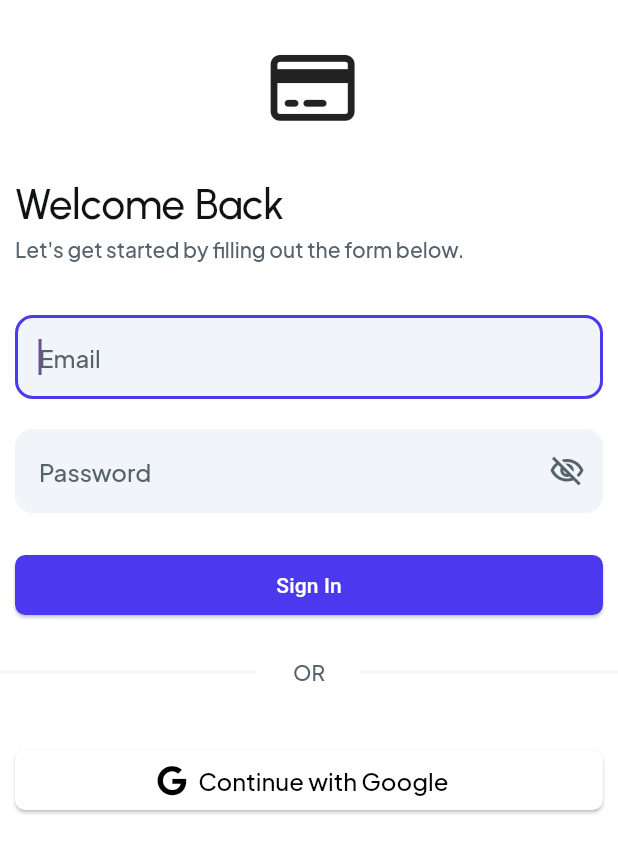
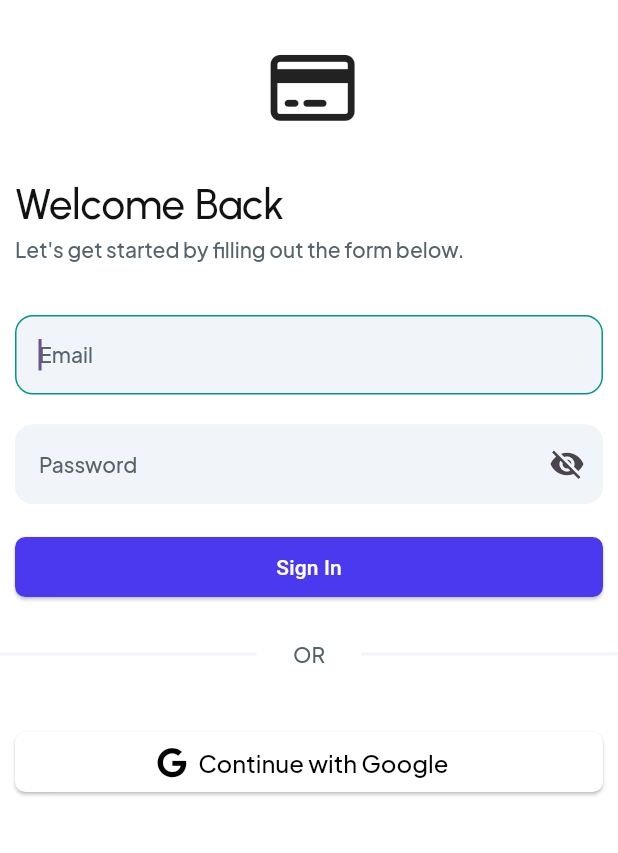
Before and after one commit to EmmAdu-Gyamfi/ecom_page_mother, a Flutter app: the SignUpPageWidget screen opened directly, on a phone screen of 412 x 824 dp. Shown: the top 853 px of the screen. Run offline on Flutter 3.47's test engine with Material 3 defaults, Android fonts, the phone set to English and light mode, and no system bars; our stand-ins replace cached_network_image, font_awesome_flutter, google_fonts.

Commit message:
Working on the changes in the loginPage

```diff
--- a/lib/global/theme.dart
+++ b/lib/global/theme.dart
@@ -3,12 +3,15 @@ import 'package:flutter/material.dart';
 import 'package:google_fonts/google_fonts.dart';
 
 class TextStyles {
+
+  //probably
   static final TextStyle textH6 = GoogleFonts.plusJakartaSans(
     color: Color(0xFF57636C),
     fontSize: 14,
     letterSpacing: 0,
     fontWeight: FontWeight.w500,
   );
+
 
 // static final TextStyle hintText =
 //=======
@@ -17,5 +20,7 @@ class TextStyles {
   static Color primary = Colors.teal;
   static Color secondary = Colors.grey[800]!;
   static Color bottonTextColor = Colors.white;
+  static Color textFieldBorderSide = Color(0xFFF1F4F8);
+  static Color textFieldFillColor = Color(0xFFF1F4F8);
   //>>>>>>> db0e651fbd453d45ace93a1f78c7064880f61d2e
   }
--- a/lib/global/typedef.dart
+++ b/lib/global/typedef.dart
@@ -2,4 +2,6 @@ class Types{
   //----------------------------------------------------------
   //comment
   static double navTextSmall = 15;
+  static double borderSideWidth = 5;
+  static double circularBorderRadius=10;
 }
--- a/lib/login/login.dart
+++ b/lib/login/login.dart
@@ -2,6 +2,8 @@ import 'package:flutter/material.dart';
 import 'package:font_awesome_flutter/font_awesome_flutter.dart';
 import 'package:google_fonts/google_fonts.dart';
 import 'package:page/global/theme.dart';
+
+import '../widget/textFormField.dart';
 
 class SignUpPageWidget extends StatefulWidget {
   const SignUpPageWidget({super.key});
@@ -70,81 +72,13 @@ class _SignUpPageWidgetState extends State<SignUpPageWidget> {
                   ),
                   Padding(
                     padding: EdgeInsetsDirectional.fromSTEB(10, 10, 10, 10),
-                    child: Container(
-                      width: double.infinity,
-                      child: regularTextFormField(hintText: "Email",),
-                    ),
+                    child: textFormField(hintText: "Email",textInputType: TextInputType.emailAddress, ),
                   ),
                   Padding(
-                    padding: EdgeInsetsDirectional.fromSTEB(10, 10, 10, 16),
-                    child: Container(
-                      width: double.infinity,
-                      child: TextFormField(
-                        autofocus: true,
-                        autofillHints: [AutofillHints.email],
-                        obscureText: false,
-                        decoration: InputDecoration(
-                          suffixIcon: InkWell(
-                            focusNode: FocusNode(skipTraversal: true),
-                            child: GestureDetector(
+                    padding: EdgeInsetsDirectional.fromSTEB(10, 10, 10, 10),
+                    child: textFormField(hintText: "Password",activatePasswordField: true, ),
+                  ),
 
-                              child: Icon(
-                                // _model.passwordVisibility
-                                // ? Icons.visibility_outlined
-                                Icons.visibility_off_outlined,
-                                color: Color(0xFF57636C),
-                                size: 24,
-                              ),
-                            ),
-                          ),
-                          hintText: "Password",
-                          hintStyle: GoogleFonts.plusJakartaSans(
-                            color: Color(0xFF57636C),
-                            fontSize: 16,
-                            letterSpacing: 0,
-                            fontWeight: FontWeight.w500,
-                          ),
-                          enabledBorder: OutlineInputBorder(
-                            borderSide: BorderSide(
-                              color: Color(0xFFF1F4F8),
-                              width: 2,
-                            ),
-                            borderRadius: BorderRadius.circular(12),
-                          ),
-                          focusedBorder: OutlineInputBorder(
-                            borderSide: BorderSide(
-                              color: Color(0xFF4B39EF),
-                              width: 2,
-                            ),
-                            borderRadius: BorderRadius.circular(12),
-                          ),
-                          errorBorder: OutlineInputBorder(
-                            borderSide: BorderSide(
-                              color: Color(0xFFE0E3E7),
-                              width: 2,
-                            ),
-                            borderRadius: BorderRadius.circular(12),
-                          ),
-                          focusedErrorBorder: OutlineInputBorder(
-                            borderSide: BorderSide(
-                              color: Color(0xFFE0E3E7),
-                              width: 2,
-                            ),
-                            borderRadius: BorderRadius.circular(12),
-                          ),
-                          filled: true,
-                          fillColor: Color(0xFFF1F4F8),
-                        ),
-                        style: GoogleFonts.plusJakartaSans(
-                          color: Color(0xFF101213),
-                          fontSize: 16,
-                          letterSpacing: 0,
-                          fontWeight: FontWeight.w500,
-                        ),
-                        keyboardType: TextInputType.emailAddress,
-                      ),
-                    ),
-                  ),
                   Padding(
                     padding:
                     const EdgeInsets.symmetric(horizontal: 10, vertical: 8),
@@ -257,67 +191,3 @@ class _SignUpPageWidgetState extends State<SignUpPageWidget> {
     );
   }
 }
-
-class regularTextFormField extends StatelessWidget {
-  final hintText;
-
-  const regularTextFormField({
-    Key? key,
-    required this.hintText,
-  }):super(key: key);
-
-  @override
-  Widget build(BuildContext context) {
-    return TextFormField(
-      autofocus: true,
-      autofillHints: [AutofillHints.email],
-      obscureText: false,
-      decoration: InputDecoration(
-        hintText: hintText,
-        hintStyle: GoogleFonts.plusJakartaSans(
-          color: Color(0xFF57636C),
-          fontSize: 16,
-          letterSpacing: 0,
-          fontWeight: FontWeight.w500,
-        ),
-        enabledBorder: OutlineInputBorder(
-          borderSide: BorderSide(
-            color: Color(0xFFF1F4F8),
-            width: 2,
-          ),
-          borderRadius: BorderRadius.circular(12),
-        ),
-        focusedBorder: OutlineInputBorder(
-          borderSide: BorderSide(
-            color: Color(0xFF4B39EF),
-            width: 2,
-          ),
-          borderRadius: BorderRadius.circular(12),
-        ),
-        errorBorder: OutlineInputBorder(
-          borderSide: BorderSide(
-            color: Color(0xFFE0E3E7),
-            width: 2,
-          ),
-          borderRadius: BorderRadius.circular(12),
-        ),
-        focusedErrorBorder: OutlineInputBorder(
-          borderSide: BorderSide(
-            color: Color(0xFFE0E3E7),
-            width: 2,
-          ),
-          borderRadius: BorderRadius.circular(12),
-        ),
-        filled: true,
-        fillColor: Color(0xFFF1F4F8),
-      ),
-      style: GoogleFonts.plusJakartaSans(
-        color: Color(0xFF101213),
-        fontSize: 16,
-        letterSpacing: 0,
-        fontWeight: FontWeight.w500,
-      ),
-      keyboardType: TextInputType.emailAddress,
-    );
-  }
-}
--- a/lib/main.dart
+++ b/lib/main.dart
@@ -1,5 +1,6 @@
 import 'package:flutter/material.dart';
 import 'package:page/order/checkout.dart';
+import 'package:page/login/login.dart';
 
 void main() {
   runApp(const MyApp());
@@ -33,7 +34,7 @@ class MyApp extends StatelessWidget {
         useMaterial3: true,
       ),
       // home: const MyHomePage(title: 'Flutter Demo Home Page'),
-      home: const CheckoutPage(),
+      home: const SignUpPageWidget(),
     );
   }
 }
--- /dev/null
+++ b/lib/widget/textFormField.dart
@@ -0,0 +1,87 @@
+import 'package:flutter/material.dart';
+import 'package:google_fonts/google_fonts.dart';
+import 'package:page/global/theme.dart';
+
+import '../global/typedef.dart';
+
+class textFormField extends StatefulWidget {
+  final hintText;
+  final textInputType;
+  final bool activatePasswordField;
+
+  const textFormField({
+    Key? key,
+    required this.hintText,
+    this.textInputType,
+    this.activatePasswordField = false
+  }) : super(key: key);
+
+  @override
+  State<textFormField> createState() => _textFormFieldState();
+}
+
+class _textFormFieldState extends State<textFormField> {
+  bool _obscureText = true;
+  @override
+  void initState() {
+    super.initState();
+    _obscureText = widget.activatePasswordField;
+  }
+
+  Widget build(BuildContext context) {
+    return TextFormField(
+      autofocus: true,
+      //autofillHints: [AutofillHints.email],
+      obscureText: widget.activatePasswordField ? _obscureText : false,
+      decoration: InputDecoration(
+        hintText: widget.hintText,
+        hintStyle: TextStyles.textH6,
+        suffixIcon: widget.activatePasswordField
+            ? GestureDetector(
+          onTap: () {
+            setState(() {
+              _obscureText = !_obscureText;
+            });
+          },
+          child: Icon(
+            _obscureText ? Icons.visibility_off : Icons.visibility,
+          ),
+        )
+            : null,
+        enabledBorder: OutlineInputBorder(
+          borderSide: BorderSide(
+            color: AppTheme.textFieldBorderSide,
+
+          ),
+          borderRadius: BorderRadius.circular(12),
+        ),
+        focusedBorder: OutlineInputBorder(
+          borderSide: BorderSide(
+            color: AppTheme.primary,
+
+          ),
+          borderRadius: BorderRadius.circular(12),
+        ),
+        errorBorder: OutlineInputBorder(
+          borderSide: BorderSide(
+            color: AppTheme.textFieldBorderSide,
+            width: Types.borderSideWidth,
+          ),
+          borderRadius: BorderRadius.circular(Types.circularBorderRadius),
+        ),
+        focusedErrorBorder: OutlineInputBorder(
+          borderSide: BorderSide(
+            color: AppTheme.textFieldBorderSide,
+            width: Types.borderSideWidth,
+          ),
+          borderRadius: BorderRadius.circular(Types.circularBorderRadius),
+        ),
+        filled: true,
+        fillColor: AppTheme.textFieldBorderSide,
+      ),
+
+      style: TextStyles.textH6,
+      keyboardType: widget.textInputType,
+    );
+  }
+}
```
